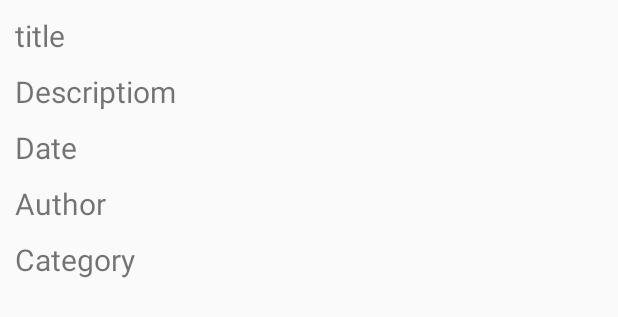
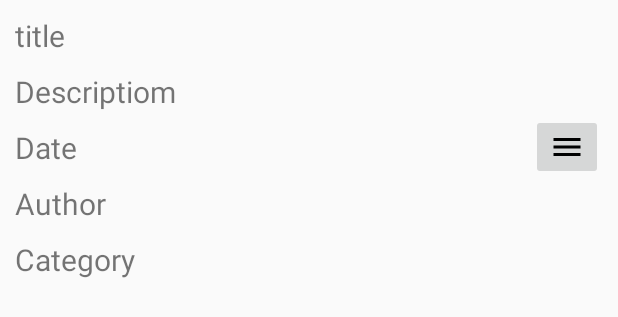
Before and after one commit to VichitGit/Retrofit, an Android app: the layout item_custom_layout.xml on its own in the app's theme, with its tools: preview values and no code run, on a phone screen of 412 x 824 dp. Shown: the top 317 px of the screen. Run offline under Robolectric (Android 15) with nearby library versions, the phone set to English and light mode, and no system bars; network calls fail.

Commit message:
Make interfcae, popup menu, and set onitemsclick .

```diff
--- a/app/src/main/java/developer/vichit/android/com/retrofit/interfacce_generator/PostArticelService.java
+++ b/app/src/main/java/developer/vichit/android/com/retrofit/interfacce_generator/PostArticelService.java
@@ -3,6 +3,7 @@ package developer.vichit.android.com.retrofit.interfacce_generator;
 import developer.vichit.android.com.retrofit.Model.ArticelRespone;
 import retrofit2.Call;
 import retrofit2.http.GET;
+import retrofit2.http.Query;
 
 
 public interface PostArticelService {
@@ -10,4 +11,8 @@ public interface PostArticelService {
     @GET("v1/api/articles")
     Call<ArticelRespone> findAllArticel();
 
+    @GET("v1/api/articles")
+    Call<ArticelRespone> findArticelByTitle(@Query("title") String title);
+
+
 }
--- /dev/null
+++ b/app/src/main/res/drawable/ic_menu.xml
@@ -0,0 +1,9 @@
+<vector xmlns:android="http://schemas.android.com/apk/res/android"
+        android:width="24dp"
+        android:height="24dp"
+        android:viewportWidth="24.0"
+        android:viewportHeight="24.0">
+    <path
+        android:fillColor="#FF000000"
+        android:pathData="M3,18h18v-2L3,16v2zM3,13h18v-2L3,11v2zM3,6v2h18L21,6L3,6z"/>
+</vector>
--- a/app/src/main/res/layout/item_custom_layout.xml
+++ b/app/src/main/res/layout/item_custom_layout.xml
@@ -47,6 +47,13 @@
         android:text="Category"
         android:textSize="20sp" />
 
+    <ImageButton
+        android:id="@+id/ibMenu"
+        android:layout_width="wrap_content"
+        android:layout_height="wrap_content"
+        android:layout_alignParentRight="true"
+        android:layout_centerInParent="true"
+        android:src="@drawable/ic_menu" />
 
 
 </RelativeLayout>
```
Also changed, not shown: app/src/main/java/developer/vichit/android/com/retrofit/MainActivity.java (+80 -23 lines), app/src/main/java/developer/vichit/android/com/retrofit/adapter/CustomAdapter.java (+32 -2 lines), app/src/main/java/developer/vichit/android/com/retrofit/interfacce_generator/MyClickListener.java (added, +11 -0 lines), app/src/main/java/developer/vichit/android/com/retrofit/interfacce_generator/PostService.java (deleted, +0 -22 lines), app/src/main/res/layout/activity_main.xml (+8 -0 lines), app/src/main/res/menu/my_popmenu.xml (added, +13 -0 lines).
